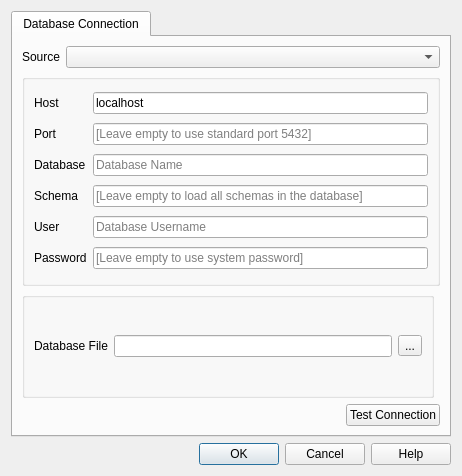
Before: the Qt Designer form Asistente-LADM_COL/ui/settings_dialog.ui in SwissTierrasColombia/Asistente-LADM-COL, drawn with Qt 5.
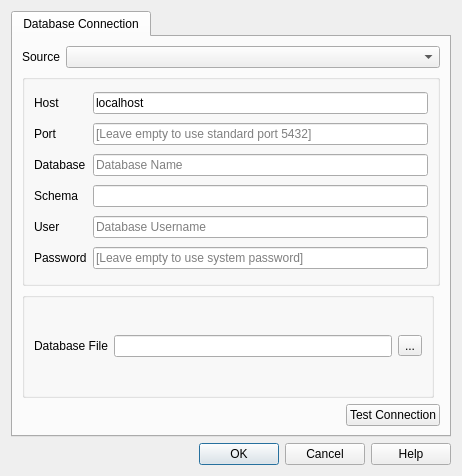
After: the same form once the commit is applied.

Commit message: Add missing translations for dialogs

Patch:
```diff
--- a/Asistente-LADM_COL/ui/settings_dialog.ui
+++ b/Asistente-LADM_COL/ui/settings_dialog.ui
@@ -121,7 +121,7 @@
           <item row="4" column="2">
            <widget class="QLineEdit" name="txt_pg_schema">
             <property name="placeholderText">
-             <string>[Leave empty to load all schemas in the database]</string>
+             <string></string>
             </property>
            </widget>
           </item>
```
The commit also changes 2 other files.
